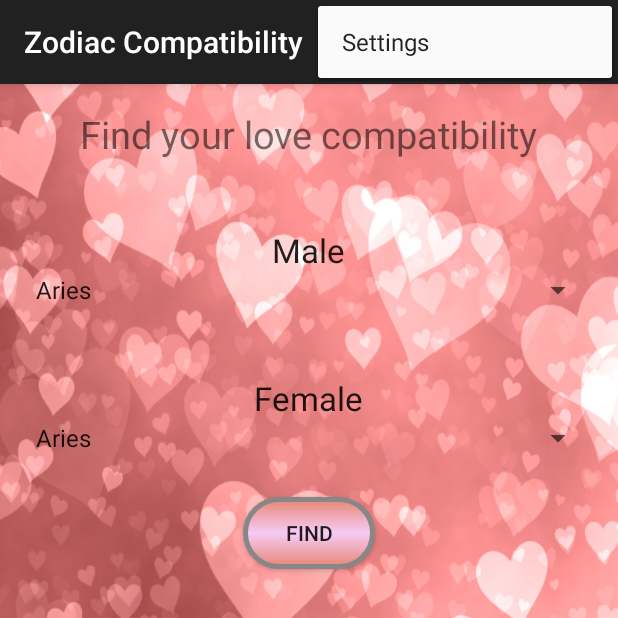
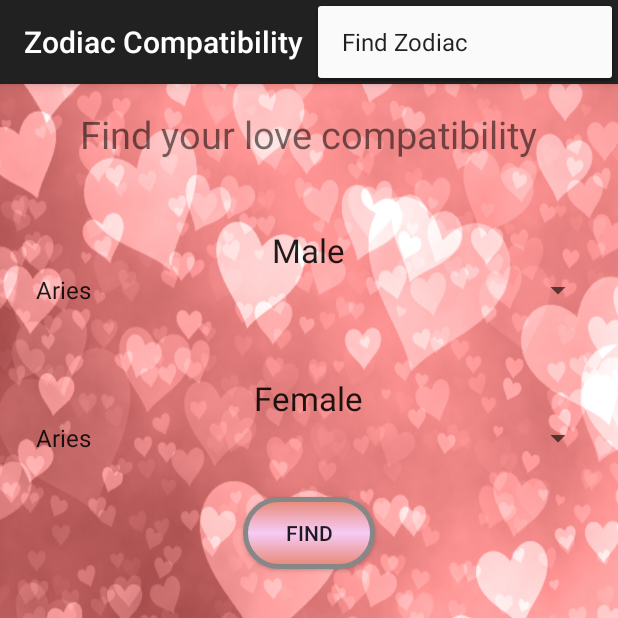
Before and after one commit to bobosana/repo-android, an Android app: the screen it shows after launch (MainActivity), with the options menu open, on a phone screen of 412 x 824 dp, the top half of it. Run offline under Robolectric (Android 15) with nearby library versions, the phone set to English and light mode, and no system bars.

```diff
--- a/ZodiacCompatibility/app/src/main/java/zodiaccompatibility/naorembinary/com/zodiaccompatibility/MainActivity.java
+++ b/ZodiacCompatibility/app/src/main/java/zodiaccompatibility/naorembinary/com/zodiaccompatibility/MainActivity.java
@@ -1,6 +1,7 @@
 package zodiaccompatibility.naorembinary.com.zodiaccompatibility;
 
 import android.content.Context;
+import android.content.Intent;
 import android.support.v7.app.AppCompatActivity;
 import android.os.Bundle;
 import android.view.Menu;
@@ -56,7 +57,9 @@ public class MainActivity extends AppCompatActivity {
         int id = item.getItemId();
 
         //noinspection SimplifiableIfStatement
-        if (id == R.id.action_settings) {
+        if (id == R.id.action_find_zodiac) {
+            Intent intent=new Intent(this,FindZodiac.class);
+            startActivity(intent);
             return true;
         }
 
--- a/ZodiacCompatibility/app/src/main/res/menu/menu_main.xml
+++ b/ZodiacCompatibility/app/src/main/res/menu/menu_main.xml
@@ -1,6 +1,6 @@
 <menu xmlns:android="http://schemas.android.com/apk/res/android"
     xmlns:app="http://schemas.android.com/apk/res-auto"
     xmlns:tools="http://schemas.android.com/tools" tools:context=".MainActivity">
-    <item android:id="@+id/action_settings" android:title="@string/action_settings"
+    <item android:id="@+id/action_find_zodiac" android:title="@string/action_find_zodiac"
         android:orderInCategory="100" app:showAsAction="never" />
 </menu>
--- a/ZodiacCompatibility/app/src/main/res/values/strings.xml
+++ b/ZodiacCompatibility/app/src/main/res/values/strings.xml
@@ -2,11 +2,12 @@
     <string name="app_name">Zodiac Compatibility</string>
 
     <string name="hello_world">Hello world!</string>
-    <string name="action_settings">Settings</string>
+    <string name="action_find_zodiac">Find Zodiac</string>
     <string name="title">Find your love compatibility</string>
     <string name="male">Male</string>
     <string name="female">Female</string>
     <string name="find">Find</string>
+    <string name="find_title">Find Zodiac by date of birth</string>
 
     <string-array name="zodiac_array">
         <item>Aries</item>
@@ -22,5 +23,6 @@
         <item>Aquarius</item>
         <item>Pisces</item>
     </string-array>
+    <string name="title_activity_find_zodiac">Find Zodiac</string>
 
 </resources>
```
Also changed, not shown: ZodiacCompatibility/app/src/main/AndroidManifest.xml (+6 -1 lines).
